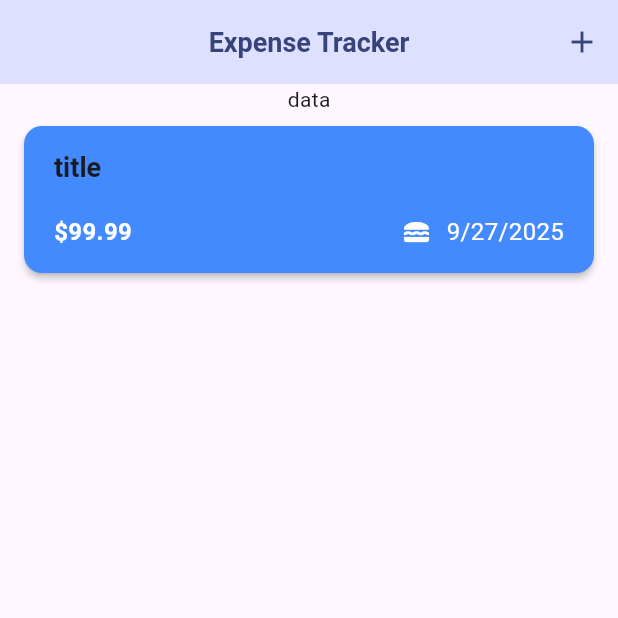
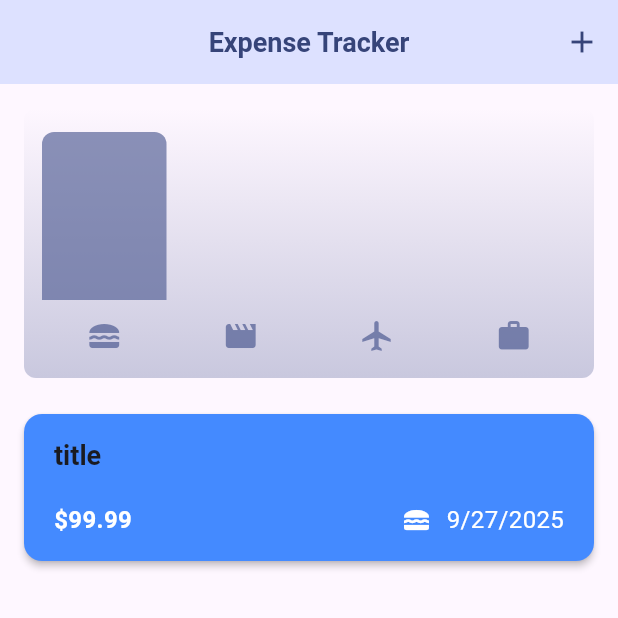
Before and after one commit to Joseph78888/expense_tracker, a Flutter app: the screen it shows after launch, on a phone screen of 412 x 824 dp, the top half of it. Run offline on Flutter 3.47's test engine with Material 3 defaults, Android fonts, the phone set to English and light mode, and no system bars.

Commit message:
add chart visualization for expense categories with Chart and ChartBar widgets

````diff
--- a/lib/models/expense.dart
+++ b/lib/models/expense.dart
@@ -132,3 +132,21 @@ class Expense {
   /// Returns the formatted date string for display
   String get formattedDate => formatter.format(date);
 }
+
+class ExpenseBucket {
+  ExpenseBucket({required this.category, required this.expenses});
+  ExpenseBucket.forCategory(List<Expense> allExpenses, this.category)
+    : expenses = allExpenses
+          .where((Expense) => Expense.category == category)
+          .toList();
+  final Category category;
+  final List<Expense> expenses;
+
+  double get totalExpenses {
+    double sum = 0;
+    for (final expense in expenses) {
+      sum += expense.amount;
+    }
+    return sum;
+  }
+}
--- /dev/null
+++ b/lib/widget/chart/chart.dart
@@ -0,0 +1,127 @@
+/// A visual summary widget that displays a simple vertical bar chart for a
+/// collection of expenses grouped by category.
+///
+/// The Chart widget:
+/// - Accepts a list of [Expense] objects via the `expenses` constructor
+///   parameter.
+/// - Computes four buckets (food, leisure, travel, work) using
+///   `ExpenseBucket.forCategory(...)`. Each bucket aggregates expenses for a
+///   single category and exposes a `totalExpenses` value used to size bars.
+/// - Exposes a `buckets` getter that returns the list of category buckets in
+///   the displayed order (food, leisure, travel, work).
+/// - Exposes a `maxTotalExpense` getter that returns the largest total among
+///   the buckets; this is used to normalize bar heights so the tallest bar is
+///   full height (fill == 1.0). If a bucket has zero total, its fill is 0.
+///
+/// Visual & accessibility notes:
+/// - The widget has a fixed height and fills available width. It renders a
+///   slightly translucent vertical gradient background and rounded corners.
+/// - The chart area contains a row of [ChartBar] widgets (one per bucket).
+///   Each [ChartBar] receives a `fill` ratio in the range 0.0..1.0 computed as
+///   `bucket.totalExpenses / maxTotalExpense` (or 0 when the bucket total is
+///   zero).
+/// - A second row renders icons for each category beneath the bars. Icon color
+///   adapts to the platform brightness (dark mode uses `colorScheme.secondary`,
+///   light mode uses a semi-opaque `colorScheme.primary`).
+///
+/// Usage:
+/// - Instantiate with `Chart(expenses: myExpenses)`.
+/// - The widget is stateless and recalculates buckets and maxima on each build
+///   based on the provided `expenses` list.
+///
+/// Notes:
+/// - This widget expects `categoryIcons` and `ExpenseBucket` to be defined
+///   elsewhere in the codebase (imported from related modules).
+/// - Keep the `expenses` list up-to-date (or provide a new list) to update the
+///   chart; the widget itself does not mutate the list.
+import 'package:flutter/material.dart';
+
+import 'package:expense_tracker/widget/chart/chart_bar.dart';
+import 'package:expense_tracker/models/expense.dart';
+
+class Chart extends StatelessWidget {
+  const Chart({super.key, required this.expenses});
+
+  final List<Expense> expenses;
+
+  List<ExpenseBucket> get buckets {
+    return [
+      ExpenseBucket.forCategory(expenses, Category.food),
+      ExpenseBucket.forCategory(expenses, Category.leisure),
+      ExpenseBucket.forCategory(expenses, Category.travel),
+      ExpenseBucket.forCategory(expenses, Category.work),
+    ];
+  }
+
+  double get maxTotalExpense {
+    double maxTotalExpense = 0;
+
+    for (final bucket in buckets) {
+      if (bucket.totalExpenses > maxTotalExpense) {
+        maxTotalExpense = bucket.totalExpenses;
+      }
+    }
+
+    return maxTotalExpense;
+  }
+
+  @override
+  Widget build(BuildContext context) {
+    final isDarkMode =
+        MediaQuery.of(context).platformBrightness == Brightness.dark;
+    return Container(
+      margin: const EdgeInsets.all(16),
+      padding: const EdgeInsets.symmetric(vertical: 16, horizontal: 8),
+      width: double.infinity,
+      height: 180,
+      decoration: BoxDecoration(
+        borderRadius: BorderRadius.circular(8),
+        gradient: LinearGradient(
+          colors: [
+            Theme.of(context).colorScheme.primary.withOpacity(0.3),
+            Theme.of(context).colorScheme.primary.withOpacity(0.0),
+          ],
+          begin: Alignment.bottomCenter,
+          end: Alignment.topCenter,
+        ),
+      ),
+      child: Column(
+        children: [
+          Expanded(
+            child: Row(
+              crossAxisAlignment: CrossAxisAlignment.end,
+              children: [
+                for (final bucket in buckets) // alternative to map()
+                  ChartBar(
+                    fill: bucket.totalExpenses == 0
+                        ? 0
+                        : bucket.totalExpenses / maxTotalExpense,
+                  ),
+              ],
+            ),
+          ),
+          const SizedBox(height: 12),
+          Row(
+            children: buckets
+                .map(
+                  (bucket) => Expanded(
+                    child: Padding(
+                      padding: const EdgeInsets.symmetric(horizontal: 4),
+                      child: Icon(
+                        categoryIcons[bucket.category],
+                        color: isDarkMode
+                            ? Theme.of(context).colorScheme.secondary
+                            : Theme.of(
+                                context,
+                              ).colorScheme.primary.withOpacity(0.7),
+                      ),
+                    ),
+                  ),
+                )
+                .toList(),
+          ),
+        ],
+      ),
+    );
+  }
+}
--- /dev/null
+++ b/lib/widget/chart/chart_bar.dart
@@ -0,0 +1,66 @@
+/// A single vertical bar used in a chart, sized relative to its available height.
+///
+/// The [ChartBar] is a lightweight, stateless widget that visualizes a single
+/// value as a vertical fill. It expands to occupy available horizontal space
+/// (wrapped in an `Expanded`) and uses a `FractionallySizedBox` with
+/// [heightFactor] equal to [fill] to determine the filled portion of the bar.
+///
+/// Visual and layout details:
+/// - `fill` is interpreted as the fraction of the available height that the
+///   bar should occupy. Typical values are in the range `0.0` (empty) to
+///   `1.0` (full height). Values outside this range will grow or shrink the
+///   bar accordingly.
+/// - A small horizontal padding (4 logical pixels) is applied on both sides to
+///   separate adjacent bars.
+/// - The bar has a rounded top edge only (vertical `BorderRadius` on the top),
+///   giving a pill-like top with a flat bottom.
+/// - Color selection adapts to platform brightness:
+///   - In dark mode, it uses `Theme.of(context).colorScheme.secondary`.
+///   - In light mode, it uses `Theme.of(context).colorScheme.primary` with
+///     reduced opacity (65%).
+///
+/// Usage notes:
+/// - Place the [ChartBar] inside a vertically constrained parent (for example,
+///   inside a `Column` with a fixed height or inside a `SizedBox`) so that
+///   the `FractionallySizedBox` can compute the appropriate height from the
+///   available space.
+/// - Typically used together with other [ChartBar] instances to form a bar
+///   chart representation of a dataset.
+///
+/// Example:
+/// ```dart
+/// // inside a fixed-height container
+/// ChartBar(fill: 0.75)
+/// ```
+import 'package:flutter/material.dart';
+
+class ChartBar extends StatelessWidget {
+  const ChartBar({super.key, required this.fill});
+
+  final double fill;
+
+  @override
+  Widget build(BuildContext context) {
+    final isDarkMode =
+        MediaQuery.of(context).platformBrightness == Brightness.dark;
+    return Expanded(
+      child: Padding(
+        padding: const EdgeInsets.symmetric(horizontal: 4),
+        child: FractionallySizedBox(
+          heightFactor: fill,
+          child: DecoratedBox(
+            decoration: BoxDecoration(
+              shape: BoxShape.rectangle,
+              borderRadius: const BorderRadius.vertical(
+                top: Radius.circular(8),
+              ),
+              color: isDarkMode
+                  ? Theme.of(context).colorScheme.secondary
+                  : Theme.of(context).colorScheme.primary.withOpacity(0.65),
+            ),
+          ),
+        ),
+      ),
+    );
+  }
+}
--- a/lib/widget/expenses.dart
+++ b/lib/widget/expenses.dart
@@ -1,5 +1,60 @@
 /// Expenses
 ///
+/// A stateful widget that manages and displays a collection of user expenses.
+/// This widget is responsible for:
+/// - Holding an internal list of `Expense` objects.
+/// - Presenting a modal bottom sheet to add a new expense.
+/// - Rendering a summary/chart area and a scrollable list of expenses.
+/// - Allowing items to be removed with a transient SnackBar that offers an
+///   "Undo" action to restore the deleted entry.
+///
+/// Behavior and responsibilities:
+/// - The widget maintains its own mutable list of expenses in state and uses
+///   `setState` to trigger UI updates when items are added or removed.
+/// - When the list is empty, a centered placeholder message prompts the user
+///   to add expenses. When the list contains items, an `ExpensesList` widget
+///   is used to render them.
+/// - A `Chart` (or similar summary) receives the current expenses and is shown
+///   above the list to give a quick overview of the data.
+/// - Tapping the AppBar "+" action opens a modal bottom sheet (scroll
+///   controlled) that is expected to contain a `NewExpense` form. The form
+///   must call the provided `onAddExpense` callback with a new `Expense` to
+///   add it to the list.
+///
+/// Public interactions / callbacks:
+/// - The add-expense overlay is opened through a method that calls
+///   `showModalBottomSheet(..., isScrollControlled: true, ...)` and passes a
+///   callback to the `NewExpense` widget to receive the newly created
+///   `Expense`.
+/// - The removal path records the index of the removed item, removes it from
+///   the list, and then shows a `SnackBar` (3s) with an "Undo" action. If the
+///   user taps "Undo", the expense is re-inserted at its original index,
+///   preserving order.
+///
+/// UX considerations:
+/// - Existing SnackBars are cleared before showing a new one so messages do
+///   not stack.
+/// - The modal bottom sheet is scroll controlled to accommodate the on-screen
+///   keyboard and larger content when adding a new expense.
+///
+/// Integration notes:
+/// - `NewExpense` is expected to accept a callback of type `(Expense) -> void`
+///   that will be used to add the created expense to this widget's state.
+/// - `ExpensesList` should accept the current list of expenses and a removal
+///   callback so individual list items can request deletion.
+/// - `Chart` should accept the current expenses to compute and display a
+///   summary or visualization.
+///
+/// Example usage:
+/// - Place `Expenses()` in your widget tree (e.g., as the body of a Scaffold
+///   for a single-screen app). Use the AppBar action to add expenses and tap
+///   list items' delete controls to remove them (with optional undo).
+///
+/// Implementation details:
+/// - Stateful behavior is encapsulated in the corresponding `_ExpensesState`,
+///   which manages the `_registeredExpenses` list and the helper methods for
+///   opening the add-expense overlay, adding an expense, and removing an
+///   expense with undo support.
 /// A stateful widget that manages and displays a collection of user
 /// expenses. This widget is responsible for:
 /// - Holding the list of registered expenses.
@@ -61,6 +116,7 @@
 ///   items can request removal.
 /// - The body layout uses a Column with a placeholder Text for summary/chart
 ///   content and an Expanded area that hosts the list or placeholder message.
+import 'package:expense_tracker/widget/chart/chart.dart';
 import 'package:expense_tracker/widget/expenses_list/expenses_list.dart';
 import 'package:expense_tracker/models/expense.dart';
 import 'package:expense_tracker/widget/new_expense.dart';
@@ -154,7 +210,7 @@ class _ExpensesState extends State<Expenses> {
           mainAxisAlignment: MainAxisAlignment.center,
           children: [
             // Placeholder for summary or chart
-            const Text('data'),
+            Chart(expenses: _registeredExpenses),
             // List of expenses
             Expanded(child: mainContent),
           ],
````
